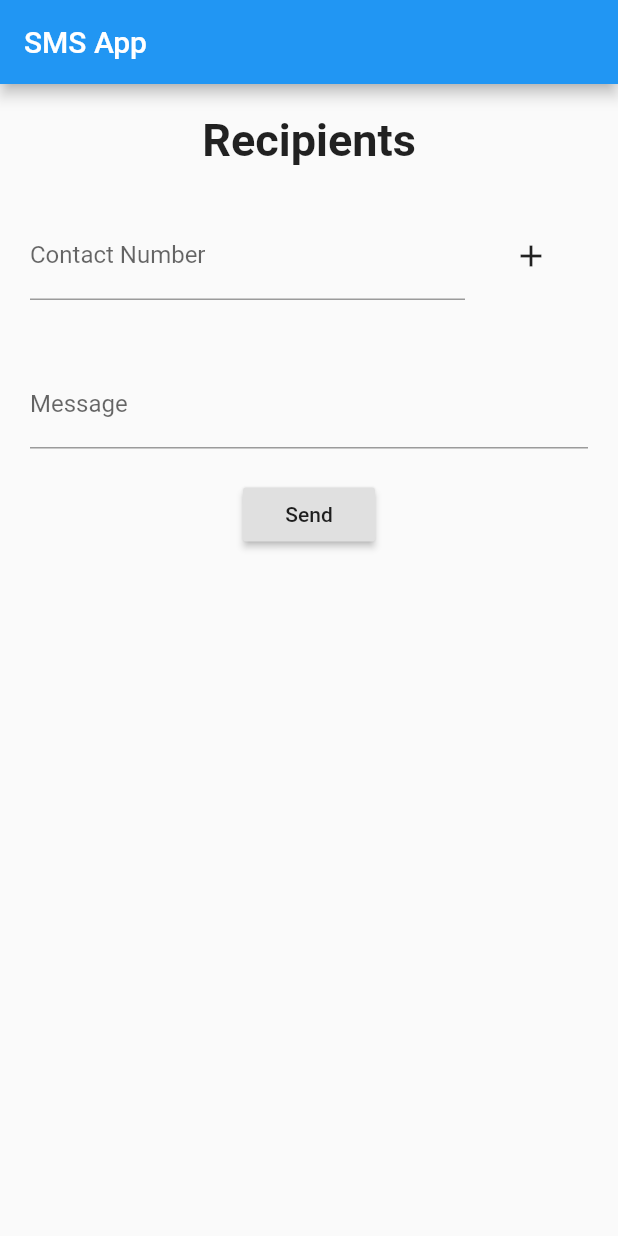
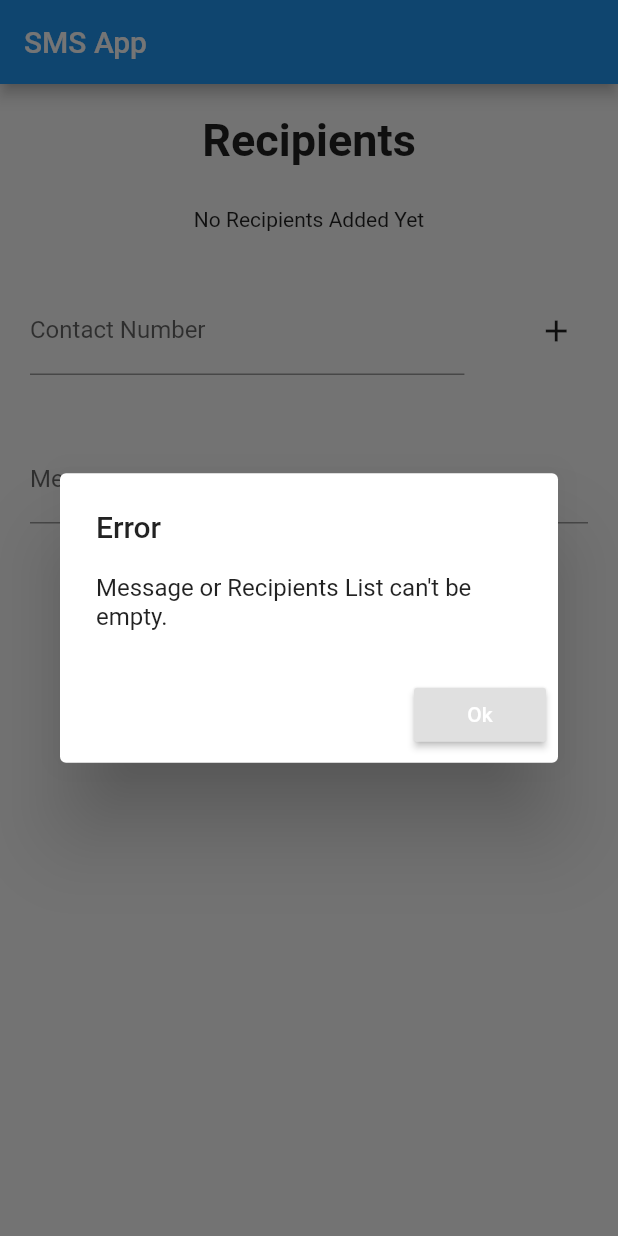
Before and after one commit to CodeChefVIT/sms_app, a Flutter app: the screen it shows after launch, after a tap on "Send", on a phone screen of 412 x 824 dp. Run offline on Flutter 3.47's test engine with Material 2 defaults, Android fonts, the phone set to English and light mode, and no system bars; missing offline and left inert: sms.

Commit message:
sms can be sent to multiple recipients

```diff
--- a/lib/main.dart
+++ b/lib/main.dart
@@ -1,35 +1,62 @@
 import "package:flutter/material.dart";
 import "package:sms/sms.dart";
-// import 'package:flutter_sms/flutter_sms.dart';
 
 import './recipients.dart';
-// import 'package:sms/contact.dart';
 
 void main() => runApp(MyApp());
 
-class MyApp extends StatefulWidget {
+class MyApp extends StatelessWidget {
   @override
-  _MyAppState createState() => _MyAppState();
+  Widget build(BuildContext context) {
+    return MaterialApp(
+      title: 'SMS App',
+      home: MyHomePage(),
+    );
+  }
 }
 
-class _MyAppState extends State<MyApp> {
-  final number = TextEditingController();
-  final messageEntered = TextEditingController();
+class MyHomePage extends StatefulWidget {
+  @override
+  _MyHomePageState createState() => _MyHomePageState();
+}
+
+class _MyHomePageState extends State<MyHomePage> {
+  TextEditingController number = TextEditingController();
+  TextEditingController messageEntered = TextEditingController();
 
   List<String> recipients = [];
 
-  void sendSMS() {
-    // ContactQuery contacts = ContactQuery();
-    // var contact = new Contact(number.text);
-    print(number.text);
-    print(messageEntered.text);
+  createAlertDialog(BuildContext context,String ttl, String msg) {
+    return showDialog(
+        context: context,
+        builder: (context) {
+          return AlertDialog(
+            title: Text(ttl),
+            content: Text(msg),
+            actions: <Widget>[
+              RaisedButton(
+                child: Text(
+                  'Ok',
+                  style: TextStyle(color: Colors.white),
+                ),
+                onPressed: () => Navigator.of(context).pop(),
+              )
+            ],
+          );
+        });
+  }
 
+  void _sendSMS() {
+    if (messageEntered.text.isEmpty || recipients.length == 0) {
+      createAlertDialog(context, 'Error', 'Message or Recipients List can\'t be empty.');
+      return;
+    }
+    for (var i = 0; i < recipients.length; i++) {
       SmsSender sender = new SmsSender();
-    String address = number.text;
-
-    // sender.sendSms(new SmsMessage(address, messageEntered.text));
+      String address = recipients[i];
 
       SmsMessage message = new SmsMessage(address, messageEntered.text);
+      sender.sendSms(message);
       message.onStateChanged.listen((state) {
         if (state == SmsMessageState.Sent) {
           print("SMS is sent!");
@@ -37,27 +64,24 @@ class _MyAppState extends State<MyApp> {
           print("SMS is delivered!");
         }
       });
-    sender.sendSms(message);
     }
 
-  // void _sendSMS(String message, List<String> recipents) async {
-  //   String _result =
-  //       await FlutterSms.sendSMS(message: message, recipients: recipents)
-  //           .catchError((onError) {
-  //     print(onError);
-  //   });
-  //   print(_result);
-  // }
+    setState(() {
+      number = TextEditingController();
+      messageEntered = TextEditingController();
+      recipients = [];
+    });
+    createAlertDialog(context, 'Success', 'The messages have been delivered.');
+  }
 
   @override
   Widget build(BuildContext context) {
-    return MaterialApp(
-      home: Scaffold(
+    return Scaffold(
+      resizeToAvoidBottomInset: false,
       appBar: AppBar(
         title: Text("SMS App"),
       ),
       body: Column(
-          // mainAxisAlignment: MainAxisAlignment.center,
         children: <Widget>[
           Container(
             padding: EdgeInsets.only(top: 20, bottom: 10),
@@ -72,14 +96,19 @@ class _MyAppState extends State<MyApp> {
           RecipientsList(recipients),
           Row(
             children: <Widget>[
-                Container(
-                  width: 330,
+              Expanded(
+                flex: 8,
+                child: Container(
                   padding: EdgeInsets.all(20),
                   child: TextField(
-                    // onSubmitted: (_) {
-                    //   recipients.add(number.text);
-                    //   print(recipients);
-                    // },
+                    onSubmitted: (_) {
+                      if (number.text.isNotEmpty) {
+                        setState(() {
+                          recipients.add(number.text);
+                          number = TextEditingController();
+                        });
+                      }
+                    },
                     decoration: InputDecoration(
                       labelText: "Contact Number",
                     ),
@@ -87,19 +116,27 @@ class _MyAppState extends State<MyApp> {
                     keyboardType: TextInputType.number,
                   ),
                 ),
-                IconButton(
+              ),
+              Expanded(
+                flex: 2,
+                child: IconButton(
                   icon: Icon(Icons.add),
                   onPressed: () {
+                    if (number.text.isNotEmpty) {
                       setState(() {
                         recipients.add(number.text);
+                        number = TextEditingController();
                       });
+                    }
                   },
+                ),
               )
             ],
           ),
           Container(
             padding: EdgeInsets.all(20),
             child: TextField(
+              onSubmitted: (_) => _sendSMS(),
               decoration: InputDecoration(
                 labelText: "Message",
               ),
@@ -108,11 +145,9 @@ class _MyAppState extends State<MyApp> {
           ),
           RaisedButton(
             child: Text("Send"),
-              onPressed: sendSMS,
-              // onPressed: () => _sendSMS(messageEntered.text, recipients),
+            onPressed: _sendSMS,
           ),
         ],
-        ),
       ),
     );
   }
--- a/lib/recipients.dart
+++ b/lib/recipients.dart
@@ -7,8 +7,19 @@ class RecipientsList extends StatelessWidget {
 
   @override
   Widget build(BuildContext context) {
-    return Column(children: recipients.map((number) {
-      return Text("$number");
-    }).toList(),);
+    return Container(
+      height: 50,
+      width: 200,
+      child: Center(
+        child: recipients.length > 0
+            ? ListView.builder(
+                itemBuilder: (ctx, index) {
+                  return Center(child: Text('${recipients[index]}'));
+                },
+                itemCount: recipients.length,
+              )
+            : Text('No Recipients Added Yet'),
+      ),
+    );
   }
 }
```
Also changed, not shown: pubspec.yaml (+1 -48 lines), 3 other files. Lines whose indentation alone changed are shown as unchanged.
